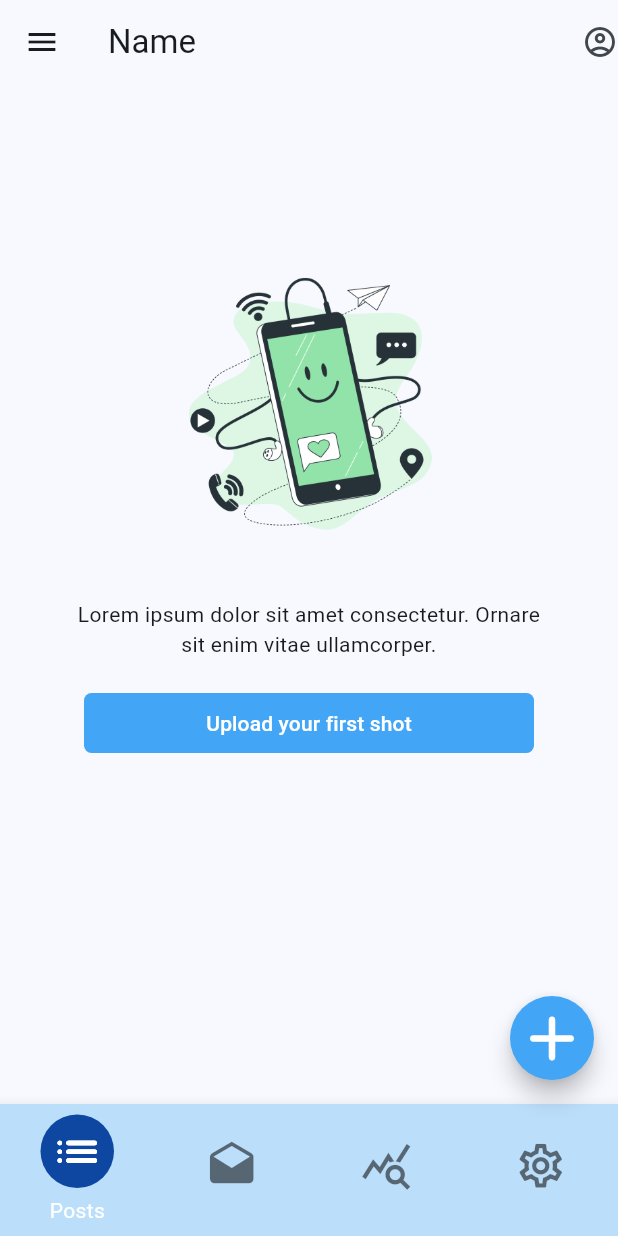
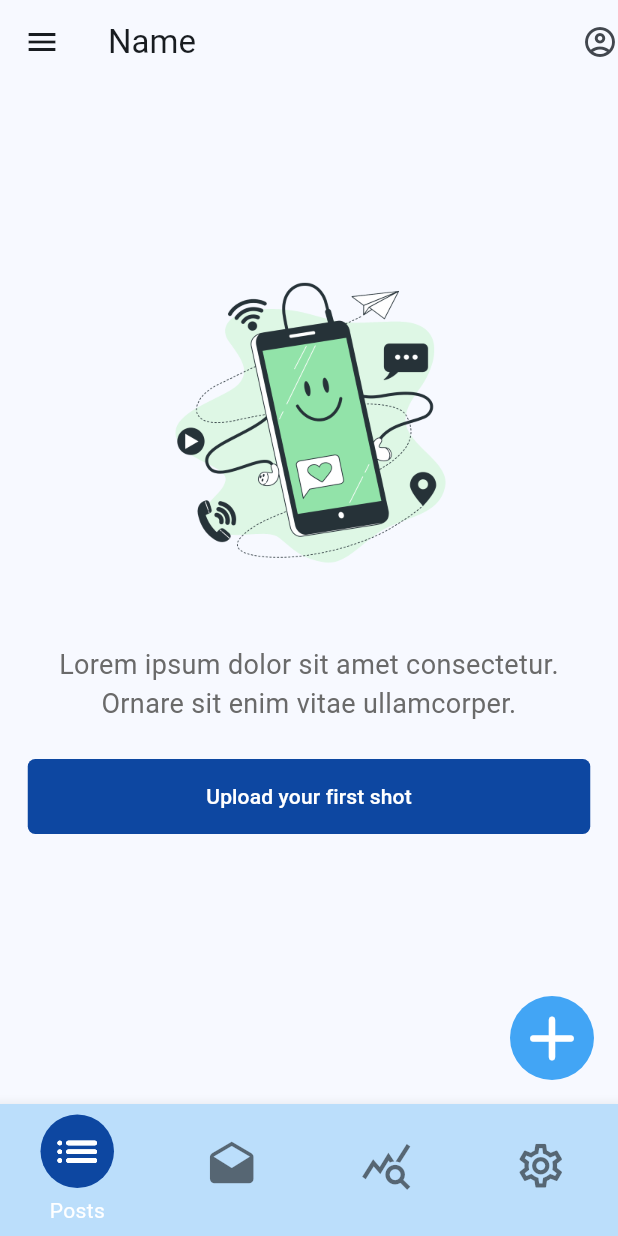
Before and after one commit to fullspeccoder-mobileDevelopment/social_media_app, a Flutter app: the screen it shows after launch, on a phone screen of 412 x 824 dp. Run offline on Flutter 3.47's test engine with Material 3 defaults, Android fonts, the phone set to English and light mode, and no system bars.

Commit message:
Refactored code to become a bit more organized

```diff
--- a/lib/main.dart
+++ b/lib/main.dart
@@ -54,25 +54,16 @@ class _MyHomePageState extends State<MyHomePage> {
     return Icon(iconData);
   }
 
-  @override
-  Widget build(BuildContext context) {
-    return Scaffold(
-      appBar: AppBar(
-        leading: const Icon(Icons.menu),
-        title: const Text("Name"),
-        actions: const [
-          Icon(Icons.account_circle_outlined),
-        ],
-      ),
-      body: Row(
+  Widget _mainContent() {
+    return Row(
       mainAxisAlignment: MainAxisAlignment.center,
       children: [
         Column(
           mainAxisAlignment: MainAxisAlignment.start,
           children: [
             Container(
-                width: 325,
-                height: 350,
+              width: 375,
+              height: 400,
               margin: const EdgeInsets.only(top: 100),
               alignment: Alignment.center,
               decoration: const BoxDecoration(),
@@ -81,24 +72,29 @@ class _MyHomePageState extends State<MyHomePage> {
                 children: [
                   Image.asset(
                     "assets/images/mobile_bro.png",
-                      width: 225,
-                      height: 225,
+                    width: 300,
+                    height: 250,
                     fit: BoxFit.contain,
                   ),
                   const Text(
                     "Lorem ipsum dolor sit amet consectetur. Ornare sit enim vitae ullamcorper.",
                     textAlign: TextAlign.center,
+                    style: TextStyle(
+                      fontSize: 18,
+                      color: Color.fromRGBO(106, 106, 106, 1),
+                    ),
                   ),
                   TextButton(
                     onPressed: () {},
                     style: TextButton.styleFrom(
                       shape: const RoundedRectangleBorder(
-                            borderRadius:
-                                BorderRadius.all(Radius.circular(5.0)),
+                        borderRadius: BorderRadius.all(Radius.circular(5.0)),
                       ),
-                          backgroundColor: primaryColor,
+                      backgroundColor: Colors.blue.shade900,
                       foregroundColor: Colors.white,
-                          fixedSize: const Size(300, 15)),
+                      fixedSize: const Size(375, 50),
+                      padding: const EdgeInsets.all(10),
+                    ),
                     child: const Text("Upload your first shot"),
                   ),
                 ],
@@ -107,16 +103,23 @@ class _MyHomePageState extends State<MyHomePage> {
           ],
         ),
       ],
-      ),
-      floatingActionButton: FloatingActionButton(
+    );
+  }
+
+  FloatingActionButton _callToActionButton() {
+    return FloatingActionButton(
+      elevation: 0,
       backgroundColor: primaryColor,
       foregroundColor: Colors.white,
       onPressed: () {},
       tooltip: 'Add Item',
       shape: const CircleBorder(),
       child: const Icon(Icons.add_rounded, size: 50),
-      ),
-      bottomNavigationBar: BottomNavigationBar(
+    );
+  }
+
+  BottomNavigationBar _bottomNavBar() {
+    return BottomNavigationBar(
       currentIndex: currentPage,
       onTap: changePage,
       iconSize: 35,
@@ -143,11 +146,23 @@ class _MyHomePageState extends State<MyHomePage> {
           label: "Settings",
         ),
       ],
+    );
+  }
+
+  @override
+  Widget build(BuildContext context) {
+    return Scaffold(
+      appBar: AppBar(
+        leading: const Icon(Icons.menu),
+        // Use a row to display the menu, name & profile picture
+        title: const Text("Name"),
+        actions: const [
+          Icon(Icons.account_circle_outlined),
+        ],
       ),
+      body: _mainContent(),
+      floatingActionButton: _callToActionButton(),
+      bottomNavigationBar: _bottomNavBar(),
     );
   }
 }
-
-// drafts
-// query_stats
-// settings_outlined
```
Lines whose indentation alone changed are shown as unchanged.
